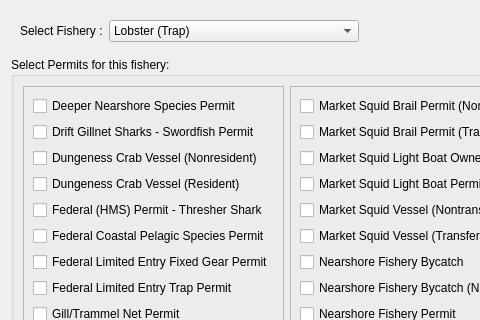
The window that mlpa_southcoast/Interview/selectfishery.ui (Ecotrust/openoceanmap-desktop) describes before a commit, drawn with Qt 5; both pictures show x 0 to 480 and y 0 to 320 of the 929 by 456 pixel window.
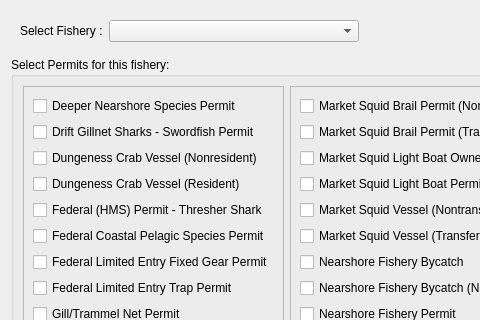
The same window after the commit.

```diff
--- a/mlpa_southcoast/Interview/selectfishery.ui
+++ b/mlpa_southcoast/Interview/selectfishery.ui
@@ -34,6 +34,11 @@
         </item>
         <item>
          <widget class="QComboBox" name="fishery_comboBox" >
+          <item>
+           <property name="text" >
+            <string/>
+           </property>
+          </item>
           <item>
            <property name="text" >
             <string>Lobster (Trap)</string>
```
Left out of the diff: 4 changed lines with no effect on the pictures.
